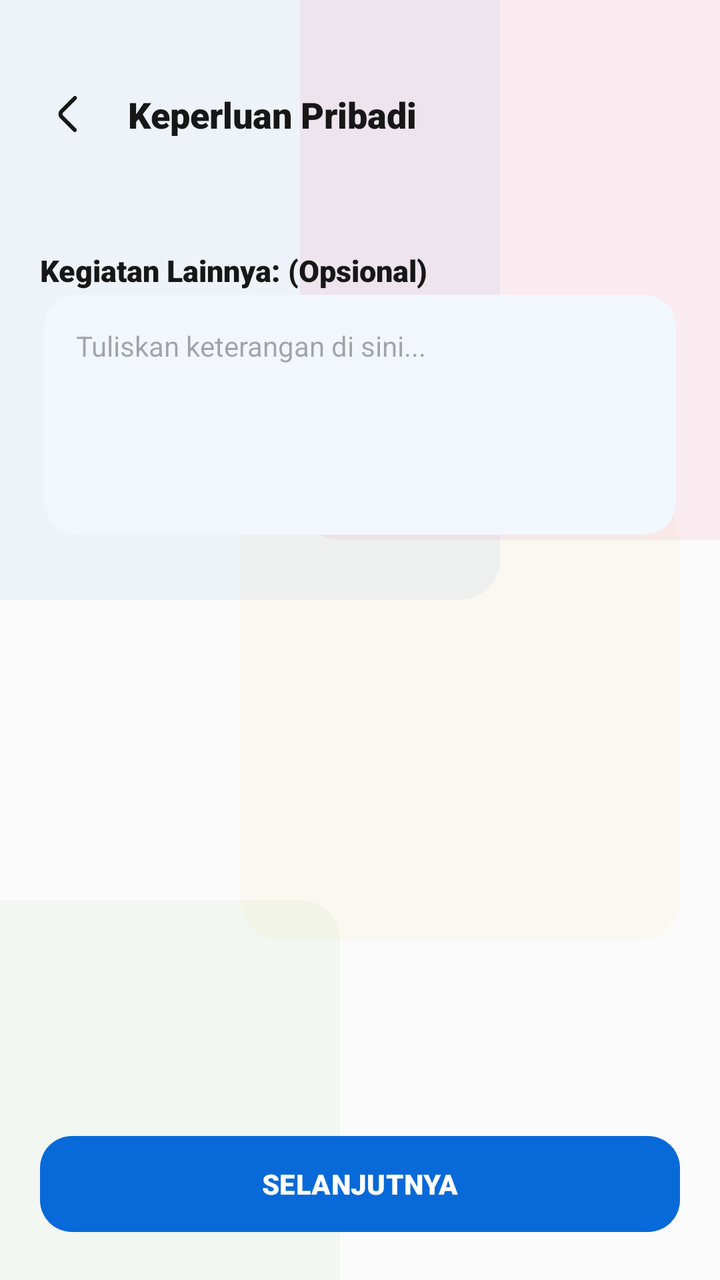
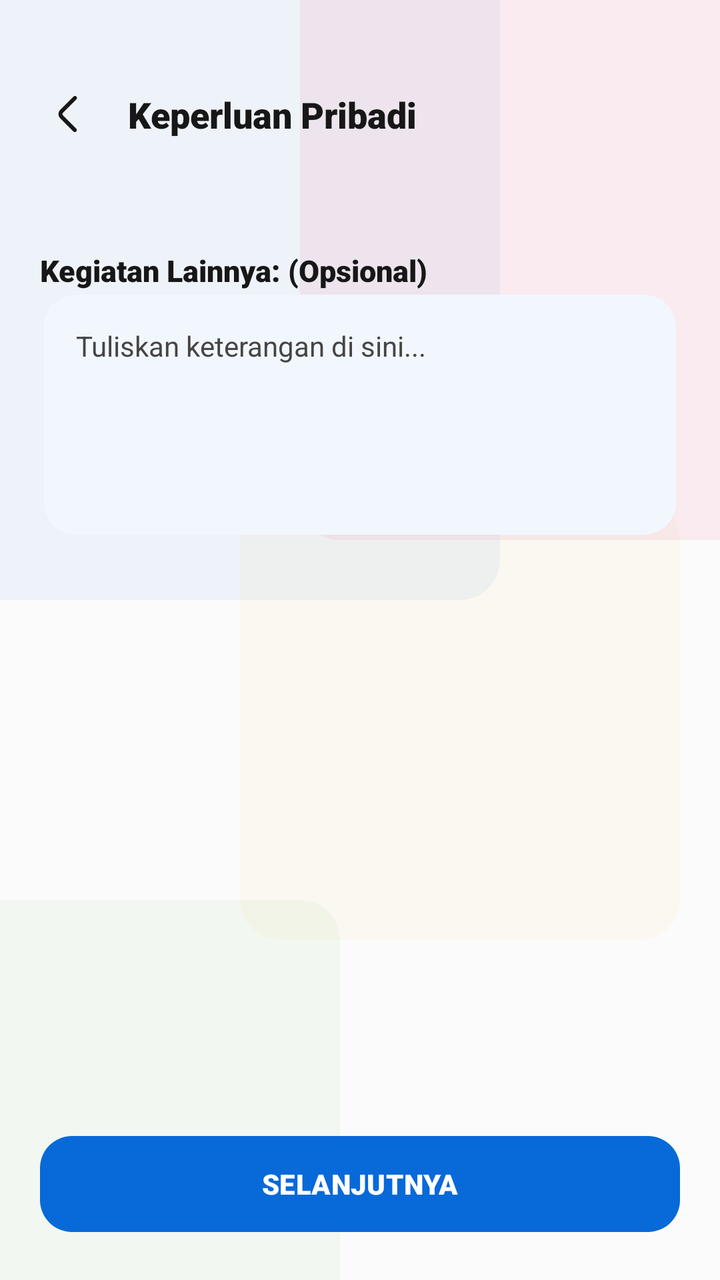

An Android layout rendered at two revisions. The XML below is the earlier revision; the diff shows what the commit changed to produce the second picture.
<!-- AndroidManifest.xml: application theme Theme.AppPemko -->
<!-- res/layout/activity_keperluan_pribadi.xml -->
<?xml version="1.0" encoding="utf-8"?>
<androidx.constraintlayout.widget.ConstraintLayout xmlns:android="http://schemas.android.com/apk/res/android"
    xmlns:app="http://schemas.android.com/apk/res-auto"
    xmlns:tools="http://schemas.android.com/tools"
    android:layout_width="match_parent"
    android:layout_height="match_parent"
    android:background="@color/background_main"
    tools:context=".izin.keperluanpribadi.KeperluanPribadiActivity">

    <include layout="@layout/layout_background_palette" />



    
    <androidx.constraintlayout.widget.ConstraintLayout
        android:id="@+id/titleHeader"
        android:layout_width="match_parent"
        android:layout_height="64dp"
        android:paddingHorizontal="12dp"
        android:layout_marginTop="25dp"
        app:layout_constraintTop_toTopOf="parent">

        <RelativeLayout
            android:id="@+id/rlBackKP"
            android:layout_width="44dp"
            android:layout_height="44dp"
            android:background="?attr/selectableItemBackgroundBorderless"
            android:clickable="true"
            android:focusable="true"
            android:onClick="backKp"
            app:layout_constraintBottom_toBottomOf="parent"
            app:layout_constraintStart_toStartOf="parent"
            app:layout_constraintTop_toTopOf="parent"
            tools:ignore="UsingOnClickInXml">

            <ImageView
                android:id="@+id/ivBack"
                android:layout_width="24dp"
                android:layout_height="24dp"
                android:layout_centerInParent="true"
                android:src="@drawable/one_left"
                app:tint="@color/text_primary"
                android:contentDescription="@string/todo" />
        </RelativeLayout>

        <TextView
            android:layout_width="wrap_content"
            android:layout_height="wrap_content"
            android:layout_marginStart="8dp"
            android:fontFamily="sans-serif-black"
            android:text="@string/keperluan_pribadi"
            android:textColor="@color/text_primary"
            android:textSize="18sp"
            app:layout_constraintBottom_toBottomOf="parent"
            app:layout_constraintStart_toEndOf="@id/rlBackKP"
            app:layout_constraintTop_toTopOf="parent" />

    </androidx.constraintlayout.widget.ConstraintLayout>

    <androidx.core.widget.NestedScrollView
        android:id="@+id/nsvKeperluanPribadi"
        android:layout_width="match_parent"
        android:layout_height="0dp"
        android:fillViewport="true"
        app:layout_constraintBottom_toTopOf="@+id/btnContainer"
        app:layout_constraintTop_toBottomOf="@id/titleHeader">

        <LinearLayout
            android:layout_width="match_parent"
            android:layout_height="wrap_content"
            android:orientation="vertical"
            android:paddingHorizontal="20dp"
            android:paddingTop="12dp">

            <androidx.recyclerview.widget.RecyclerView
                android:id="@+id/rvKegiatanKp"
                android:layout_width="match_parent"
                android:layout_height="wrap_content"
                android:nestedScrollingEnabled="false"
                tools:listitem="@layout/list_row_kegiatan" />

            <TextView
                android:id="@+id/tvKeteranganTambahan"
                android:layout_width="match_parent"
                android:layout_height="wrap_content"
                android:layout_marginTop="24dp"
                android:fontFamily="sans-serif-black"
                android:text="@string/kegiatan_lainnya_opsional"
                android:textColor="@color/text_primary"
                android:textSize="15sp" />

            <com.google.android.material.card.MaterialCardView
                android:layout_width="match_parent"
                android:layout_height="wrap_content"
                android:layout_marginTop="12dp"
                android:layout_marginBottom="24dp"
                app:cardBackgroundColor="@color/surface_main"
                app:cardCornerRadius="16dp"
                android:layout_margin="2dp"
                app:cardElevation="1dp"
                app:strokeWidth="0dp">

                <EditText
                    android:id="@+id/etKegiatanKpLainnya"
                    android:layout_width="match_parent"
                    android:layout_height="120dp"
                    android:background="@android:color/transparent"
                    android:fontFamily="sans-serif"
                    android:gravity="top"
                    android:hint="Tuliskan keterangan di sini..."
                    android:inputType="textMultiLine"
                    android:padding="16dp"
                    android:textSize="14sp" />
            </com.google.android.material.card.MaterialCardView>

        </LinearLayout>
    </androidx.core.widget.NestedScrollView>

    <FrameLayout
        android:id="@+id/btnContainer"
        android:layout_width="match_parent"
        android:layout_height="wrap_content"
        android:padding="20dp"
        app:layout_constraintBottom_toBottomOf="parent">

        <com.google.android.material.button.MaterialButton
            android:id="@+id/tvSelanjutnya"
            style="@style/Widget.Material3.Button"
            android:layout_width="match_parent"
            android:layout_height="56dp"
            android:onClick="nextKegiatanKp"
            android:text="SELANJUTNYA"
            android:textAllCaps="true"
            android:fontFamily="sans-serif-black"
            app:backgroundTint="@color/primary_brand"
            app:cornerRadius="16dp" />
    </FrameLayout>

</androidx.constraintlayout.widget.ConstraintLayout>
<!-- res/layout/layout_background_palette.xml (included above) -->
<?xml version="1.0" encoding="utf-8"?>
<merge xmlns:android="http://schemas.android.com/apk/res/android"
    xmlns:app="http://schemas.android.com/apk/res-auto">

    
    <View
        android:layout_width="400dp"
        android:layout_height="400dp"
        android:background="@drawable/backgoundovalabuabu"
        android:backgroundTint="@color/primary_brand"
        android:alpha="0.05"
        android:translationX="-150dp"
        android:translationY="-100dp" />

    
    <View
        android:layout_width="320dp"
        android:layout_height="320dp"
        android:background="@drawable/backgoundovalabuabu"
        android:backgroundTint="@color/brand_secondary"
        android:alpha="0.07"
        android:translationX="150dp"
        android:translationY="-50dp" />

    
    <View
        android:layout_width="250dp"
        android:layout_height="250dp"
        android:background="@drawable/backgoundovalabuabu"
        android:backgroundTint="@color/hijau"
        android:alpha="0.05"
        android:translationX="-80dp"
        android:translationY="450dp" />

    
    <View
        android:layout_width="220dp"
        android:layout_height="220dp"
        android:background="@drawable/backgoundovalabuabu"
        android:backgroundTint="@color/kuning"
        android:alpha="0.04"
        android:translationX="120dp"
        android:translationY="250dp" />

</merge>
<!-- res/layout/list_row_kegiatan.xml (included above) -->
<?xml version="1.0" encoding="utf-8"?>

<com.google.android.material.card.MaterialCardView xmlns:android="http://schemas.android.com/apk/res/android"
    xmlns:app="http://schemas.android.com/apk/res-auto"
    xmlns:tools="http://schemas.android.com/tools"
    android:id="@+id/rlKegiatanPd"
    android:layout_width="match_parent"
    android:layout_height="wrap_content"
    android:layout_marginHorizontal="12dp"
    android:layout_marginVertical="6dp"
    android:clickable="true"
    android:focusable="true"
    android:foreground="?attr/selectableItemBackground"
    app:cardBackgroundColor="@color/surface_main"
    app:cardCornerRadius="16dp"
    app:cardElevation="2dp"
    app:strokeColor="@color/surface_variant"
    app:strokeWidth="1dp">

    <LinearLayout
        android:layout_width="match_parent"
        android:layout_height="wrap_content"
        android:gravity="center_vertical"
        android:orientation="horizontal"
        android:padding="16dp">

        
        <com.google.android.material.card.MaterialCardView
            android:layout_width="40dp"
            android:layout_height="40dp"
            app:cardBackgroundColor="#1A008DDA"
            app:cardCornerRadius="10dp"
            app:cardElevation="0dp">

            <ImageView
                android:layout_width="match_parent"
                android:layout_height="match_parent"
                android:padding="10dp"
                android:src="@drawable/ic_artikel"
                app:tint="@color/primary_brand"
                tools:ignore="ContentDescription" />
        </com.google.android.material.card.MaterialCardView>

        
        <LinearLayout
            android:layout_width="0dp"
            android:layout_height="wrap_content"
            android:layout_marginStart="16dp"
            android:layout_weight="1"
            android:orientation="vertical">

            <TextView
                android:id="@+id/tvListKegiatan"
                android:layout_width="match_parent"
                android:layout_height="wrap_content"
                android:fontFamily="sans-serif-black"
                android:text="Nama Kegiatan"
                android:textColor="@color/text_primary"
                android:textSize="15sp"
                tools:ignore="HardcodedText" />

            <TextView
                android:layout_width="wrap_content"
                android:layout_height="wrap_content"
                android:layout_marginTop="2dp"
                android:text="Ketuk untuk memilih"
                android:textColor="@color/text_hint"
                android:textSize="11sp"
                tools:ignore="HardcodedText,SmallSp" />
        </LinearLayout>

        
        <com.google.android.material.card.MaterialCardView
            android:id="@+id/imgChecked"
            android:layout_width="24dp"
            android:layout_height="24dp"
            android:layout_marginStart="8dp"
            android:visibility="gone"
            app:cardBackgroundColor="@color/hijau"
            app:cardCornerRadius="12dp"
            app:cardElevation="0dp"
            app:strokeWidth="0dp"
            tools:visibility="visible">

            <ImageView
                android:layout_width="16dp"
                android:layout_height="16dp"
                android:layout_gravity="center"
                android:src="@drawable/ic_check"
                app:tint="@color/white"
                tools:ignore="ContentDescription" />
        </com.google.android.material.card.MaterialCardView>

    </LinearLayout>
</com.google.android.material.card.MaterialCardView>
<!-- resources referenced by this layout -->
<resources>
  <color name="background_main">#FBFBFB</color>
  <color name="brand_secondary">#E91E63</color>
  <color name="hijau">#4CAF50</color>
  <color name="kuning">#F7B620</color>
  <color name="primary_brand">#0869D8</color>
  <color name="surface_main">#FFFFFF</color>
  <color name="surface_variant">#F4F4F4</color>
  <color name="text_hint">#87888c</color>
  <color name="text_primary">#171717</color>
  <color name="white">#FFFFFF</color>
  <!-- drawable backgoundovalabuabu (drawable) -->
  <?xml version="1.0" encoding="utf-8"?>
  
  <shape xmlns:android="http://schemas.android.com/apk/res/android"
      android:tintMode="multiply"
      android:shape="rectangle"
      >
  
      <solid
          android:color="@color/background_layout"/>
      <corners
          android:radius="20dp"/>
  </shape>
  <!-- drawable ic_artikel (drawable) -->
  <vector android:autoMirrored="true" android:height="24dp"
      android:viewportHeight="24"
      android:viewportWidth="24" android:width="24dp" xmlns:android="http://schemas.android.com/apk/res/android">
      <path android:fillColor="@color/biru" android:pathData="M19,3L5,3c-1.1,0 -2,0.9 -2,2v14c0,1.1 0.9,2 2,2h14c1.1,0 2,-0.9 2,-2L21,5c0,-1.1 -0.9,-2 -2,-2zM14,17L7,17v-2h7v2zM17,13L7,13v-2h10v2zM17,9L7,9L7,7h10v2z"/>
  </vector>
  <!-- drawable ic_check (drawable) -->
  <vector xmlns:android="http://schemas.android.com/apk/res/android" android:height="30dp" android:viewportHeight="512" android:viewportWidth="512" android:width="30dp">
        
      <path android:fillColor="@color/biru" android:fillType="evenOdd" android:pathData="M256,42.67C373.82,42.67 469.33,138.18 469.33,256C469.33,373.82 373.82,469.33 256,469.33C138.18,469.33 42.67,373.82 42.67,256C42.67,138.18 138.18,42.67 256,42.67ZM256,85.33C161.74,85.33 85.33,161.74 85.33,256C85.33,350.26 161.74,426.67 256,426.67C350.26,426.67 426.67,350.26 426.67,256C426.67,161.74 350.26,85.33 256,85.33ZM256,149.33C314.91,149.33 362.67,197.09 362.67,256C362.67,314.91 314.91,362.67 256,362.67C197.09,362.67 149.33,314.91 149.33,256C149.33,197.09 197.09,149.33 256,149.33Z" android:strokeColor="#00000000" android:strokeWidth="1"/>
      
  </vector>
  <!-- drawable one_left (drawable) -->
  <vector xmlns:android="http://schemas.android.com/apk/res/android" android:height="30dp" android:viewportHeight="24" android:viewportWidth="24" android:width="30dp">
        
      <path android:fillColor="@color/biru" android:pathData="M16.18,3.269C15.789,2.878 15.156,2.878 14.765,3.269L8.121,9.913C6.95,11.085 6.949,12.983 8.12,14.155L14.69,20.73C15.081,21.121 15.714,21.121 16.104,20.73C16.495,20.34 16.495,19.707 16.104,19.316L9.532,12.744C9.142,12.354 9.142,11.72 9.532,11.33L16.18,4.683C16.57,4.292 16.57,3.659 16.18,3.269Z"/>
      
  </vector>
  <string name="kegiatan_lainnya_opsional">Kegiatan Lainnya: (Opsional)</string>
  <string name="keperluan_pribadi">Keperluan Pribadi</string>
  <string name="todo">TODO</string>
  <style name="Theme.AppPemko" parent="Base.Theme.AppPemko">
          <item name="android:textColor">@color/text_primary</item>
      </style>
  <color name="background_layout">#FFFFFF</color>
  <color name="biru">#008DDA</color>
  <color name="on_primary_brand">#FFFFFF</color>
  <color name="text_secondary">#454545</color>
  <style name="Animation.App.Activity" parent="@android:style/Animation.Activity">
          <item name="android:activityOpenEnterAnimation">@anim/slide_in_right</item>
          <item name="android:activityOpenExitAnimation">@anim/slide_out_left</item>
          <item name="android:activityCloseEnterAnimation">@anim/slide_in_left</item>
          <item name="android:activityCloseExitAnimation">@anim/slide_out_right</item>
      </style>
  <!-- unchanged entries left out for length: 1 -->
</resources>

<!-- the commit's change to res/layout/activity_keperluan_pribadi.xml (unified diff, before → after) -->
@@ -2,6 +2,7 @@
 <androidx.constraintlayout.widget.ConstraintLayout xmlns:android="http://schemas.android.com/apk/res/android"
     xmlns:app="http://schemas.android.com/apk/res-auto"
     xmlns:tools="http://schemas.android.com/tools"
+    android:id="@+id/kpRootLayout"
     android:layout_width="match_parent"
     android:layout_height="match_parent"
     android:background="@color/background_main"
@@ -94,9 +95,11 @@
                 android:layout_height="wrap_content"
                 android:layout_marginTop="12dp"
                 android:layout_marginBottom="24dp"
+                android:layout_margin="2dp"
+                android:clickable="false"
+                android:focusable="false"
                 app:cardBackgroundColor="@color/surface_main"
                 app:cardCornerRadius="16dp"
-                android:layout_margin="2dp"
                 app:cardElevation="1dp"
                 app:strokeWidth="0dp">
 
@@ -108,7 +111,13 @@
                     android:fontFamily="sans-serif"
                     android:gravity="top"
                     android:hint="Tuliskan keterangan di sini..."
-                    android:inputType="textMultiLine"
+                    android:inputType="textMultiLine|textCapSentences"
+                    android:focusable="true"
+                    android:focusableInTouchMode="true"
+                    android:clickable="true"
+                    android:importantForAutofill="no"
+                    android:textColor="@color/text_primary"
+                    android:textColorHint="@color/text_secondary"
                     android:padding="16dp"
                     android:textSize="14sp" />
             </com.google.android.material.card.MaterialCardView>
